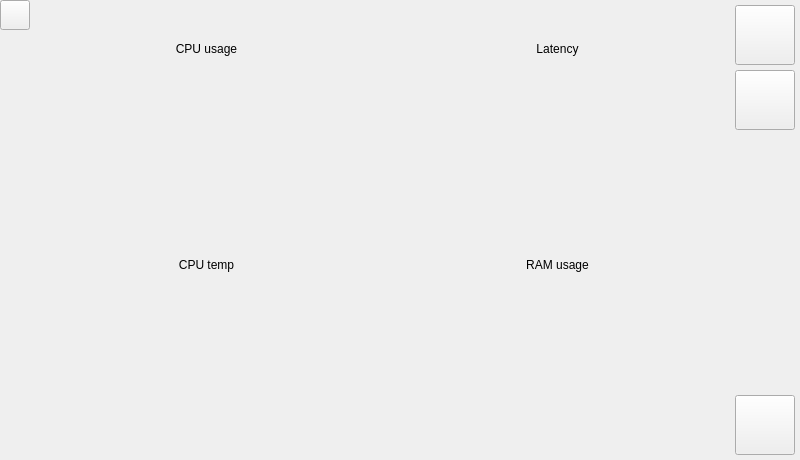
Before: the Qt Designer form process/gui/mainwindow.ui in hertwing/RoboticArm, drawn with Qt 5.
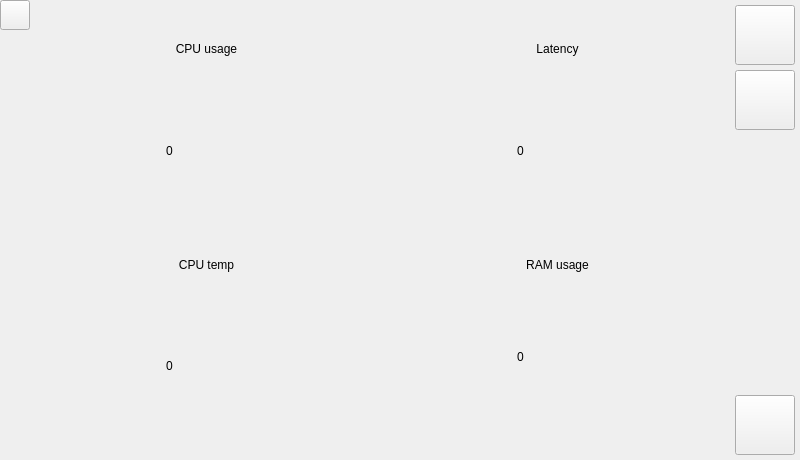
After: the same form once the commit is applied.

```diff
--- a/process/gui/mainwindow.ui
+++ b/process/gui/mainwindow.ui
@@ -2,6 +2,14 @@
 <ui version="4.0">
  <class>MainWindow</class>
  <widget class="QMainWindow" name="MainWindow">
+  <property name="geometry">
+   <rect>
+    <x>0</x>
+    <y>0</y>
+    <width>800</width>
+    <height>460</height>
+   </rect>
+  </property>
   <property name="minimumSize">
    <size>
     <width>800</width>
@@ -108,7 +116,21 @@
                    </widget>
                   </item>
                   <item>
-                   <widget class="QWidget" name="widget_cpu_temp_chart" native="true"/>
+                   <widget class="QWidget" name="widget_cpu_temp_chart" native="true">
+                    <widget class="QLabel" name="label_cpu_temp_val">
+                     <property name="geometry">
+                      <rect>
+                       <x>130</x>
+                       <y>80</y>
+                       <width>67</width>
+                       <height>17</height>
+                      </rect>
+                     </property>
+                     <property name="text">
+                      <string>0</string>
+                     </property>
+                    </widget>
+                   </widget>
                   </item>
                  </layout>
                 </widget>
@@ -171,7 +193,21 @@
                    </widget>
                   </item>
                   <item>
-                   <widget class="QWidget" name="widget_cpu_usage_chart" native="true"/>
+                   <widget class="QWidget" name="widget_cpu_usage_chart" native="true">
+                    <widget class="QLabel" name="label_cpu_usage_val">
+                     <property name="geometry">
+                      <rect>
+                       <x>130</x>
+                       <y>80</y>
+                       <width>67</width>
+                       <height>17</height>
+                      </rect>
+                     </property>
+                     <property name="text">
+                      <string>0</string>
+                     </property>
+                    </widget>
+                   </widget>
                   </item>
                  </layout>
                 </widget>
@@ -215,7 +251,21 @@
                    </widget>
                   </item>
                   <item>
-                   <widget class="QWidget" name="widget_latency_chart" native="true"/>
+                   <widget class="QWidget" name="widget_latency_chart" native="true">
+                    <widget class="QLabel" name="label_latency_val">
+                     <property name="geometry">
+                      <rect>
+                       <x>130</x>
+                       <y>80</y>
+                       <width>67</width>
+                       <height>17</height>
+                      </rect>
+                     </property>
+                     <property name="text">
+                      <string>0</string>
+                     </property>
+                    </widget>
+                   </widget>
                   </item>
                  </layout>
                 </widget>
@@ -259,7 +309,21 @@
                    </widget>
                   </item>
                   <item>
-                   <widget class="QWidget" name="widget_ram_usage_chart" native="true"/>
+                   <widget class="QWidget" name="widget_ram_usage_chart" native="true">
+                    <widget class="QLabel" name="label_ram_usage_val">
+                     <property name="geometry">
+                      <rect>
+                       <x>130</x>
+                       <y>70</y>
+                       <width>67</width>
+                       <height>17</height>
+                      </rect>
+                     </property>
+                     <property name="text">
+                      <string>0</string>
+                     </property>
+                    </widget>
+                   </widget>
                   </item>
                  </layout>
                 </widget>
```
